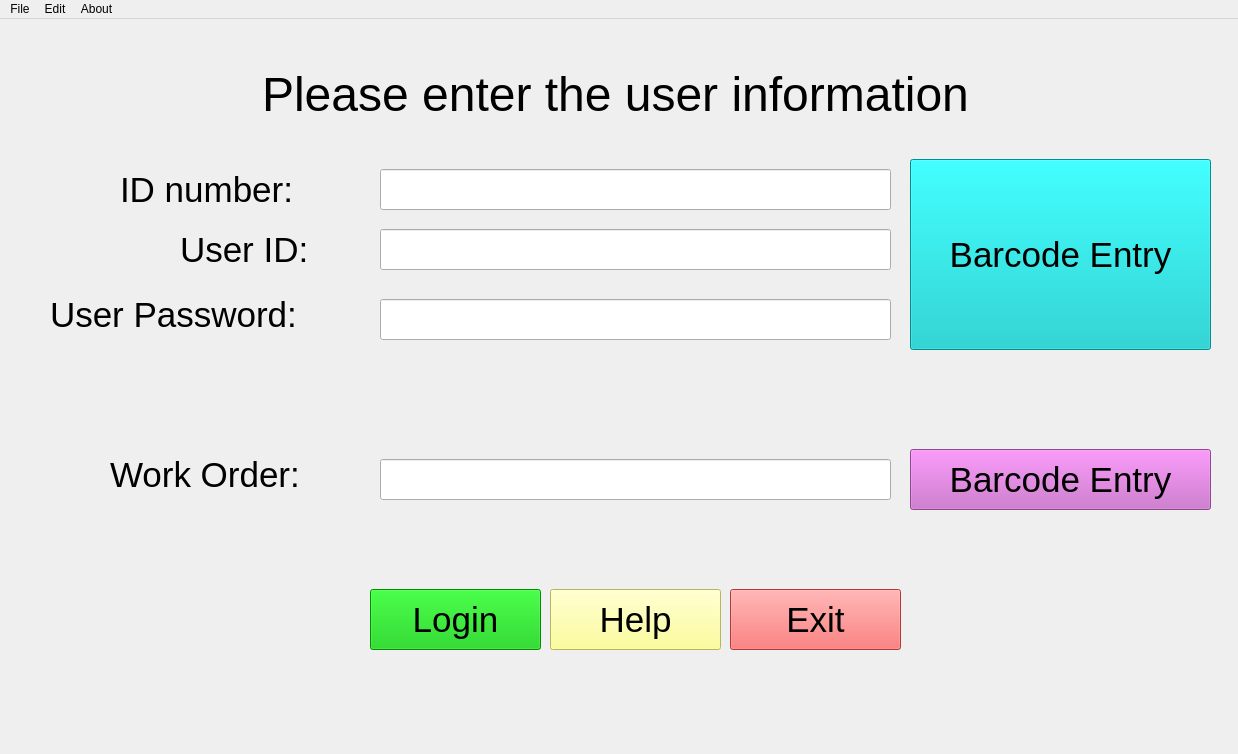
This is window/SBT_window.ui in JewellInstruments/Ruby_Program as Qt 5 draws it before an edit. The edited form follows.
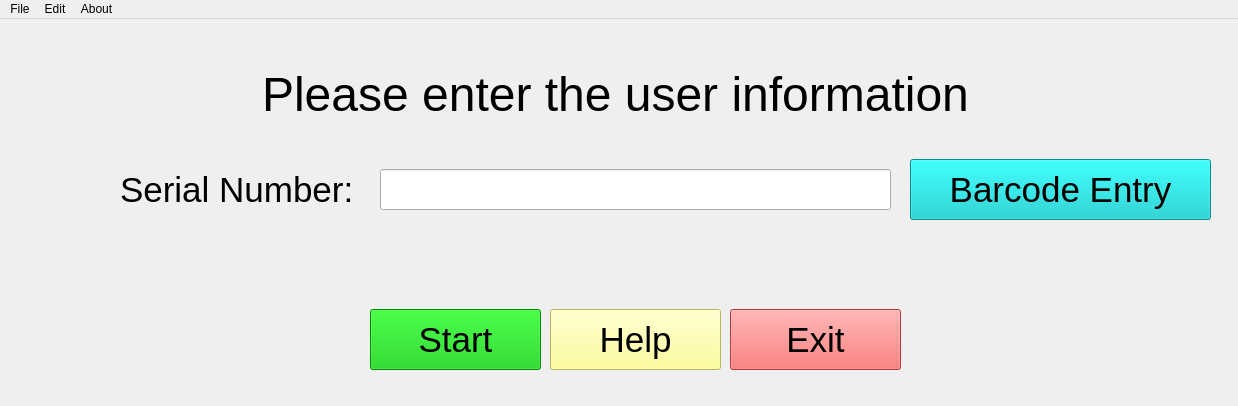
This is the edited form.

Commit message: Update main_window.cpython-310.pyc

Diff of the .ui file:
```diff
--- a/window/SBT_window.ui
+++ b/window/SBT_window.ui
@@ -7,7 +7,7 @@
     <x>0</x>
     <y>0</y>
     <width>1238</width>
-    <height>754</height>
+    <height>406</height>
    </rect>
   </property>
   <property name="windowTitle">
@@ -35,50 +35,11 @@
      <set>Qt::AlignCenter</set>
     </property>
    </widget>
-   <widget class="QLabel" name="label_11">
-    <property name="geometry">
-     <rect>
-      <x>50</x>
-      <y>270</y>
-      <width>301</width>
-      <height>51</height>
-     </rect>
-    </property>
-    <property name="font">
-     <font>
-      <pointsize>26</pointsize>
-     </font>
-    </property>
-    <property name="text">
-     <string>User Password:</string>
-    </property>
-   </widget>
-   <widget class="QLabel" name="label_12">
-    <property name="enabled">
-     <bool>true</bool>
-    </property>
-    <property name="geometry">
-     <rect>
-      <x>180</x>
-      <y>210</y>
-      <width>201</width>
-      <height>41</height>
-     </rect>
-    </property>
-    <property name="font">
-     <font>
-      <pointsize>26</pointsize>
-     </font>
-    </property>
-    <property name="text">
-     <string>User ID: </string>
-    </property>
-   </widget>
-   <widget class="QPushButton" name="login_pb">
+   <widget class="QPushButton" name="start_pb">
     <property name="geometry">
      <rect>
       <x>370</x>
-      <y>570</y>
+      <y>290</y>
       <width>171</width>
       <height>61</height>
      </rect>
@@ -92,14 +53,14 @@
      <string notr="true">background-color: rgb(0, 197, 0)</string>
     </property>
     <property name="text">
-     <string>Login</string>
+     <string>Start</string>
     </property>
    </widget>
    <widget class="QPushButton" name="help_pb">
     <property name="geometry">
      <rect>
       <x>550</x>
-      <y>570</y>
+      <y>290</y>
       <width>171</width>
       <height>61</height>
      </rect>
@@ -120,7 +81,7 @@
     <property name="geometry">
      <rect>
       <x>730</x>
-      <y>570</y>
+      <y>290</y>
       <width>171</width>
       <height>61</height>
      </rect>
@@ -137,85 +98,7 @@
      <string>Exit</string>
     </property>
    </widget>
-   <widget class="QLineEdit" name="username_le">
-    <property name="geometry">
-     <rect>
-      <x>380</x>
-      <y>210</y>
-      <width>511</width>
-      <height>41</height>
-     </rect>
-    </property>
-    <property name="font">
-     <font>
-      <pointsize>12</pointsize>
-     </font>
-    </property>
-    <property name="text">
-     <string/>
-    </property>
-   </widget>
-   <widget class="QLineEdit" name="password_le">
-    <property name="geometry">
-     <rect>
-      <x>380</x>
-      <y>280</y>
-      <width>511</width>
-      <height>41</height>
-     </rect>
-    </property>
-    <property name="font">
-     <font>
-      <pointsize>12</pointsize>
-     </font>
-    </property>
-    <property name="text">
-     <string/>
-    </property>
-    <property name="echoMode">
-     <enum>QLineEdit::Password</enum>
-    </property>
-   </widget>
-   <widget class="QLineEdit" name="work_order_le">
-    <property name="geometry">
-     <rect>
-      <x>380</x>
-      <y>440</y>
-      <width>511</width>
-      <height>41</height>
-     </rect>
-    </property>
-    <property name="font">
-     <font>
-      <pointsize>12</pointsize>
-     </font>
-    </property>
-    <property name="text">
-     <string/>
-    </property>
-    <property name="echoMode">
-     <enum>QLineEdit::Normal</enum>
-    </property>
-   </widget>
-   <widget class="QLabel" name="label_13">
-    <property name="geometry">
-     <rect>
-      <x>110</x>
-      <y>430</y>
-      <width>271</width>
-      <height>51</height>
-     </rect>
-    </property>
-    <property name="font">
-     <font>
-      <pointsize>26</pointsize>
-     </font>
-    </property>
-    <property name="text">
-     <string>Work Order:</string>
-    </property>
-   </widget>
-   <widget class="QPushButton" name="user_barcode_pb">
+   <widget class="QPushButton" name="sn_barcode_pb">
     <property name="enabled">
      <bool>true</bool>
     </property>
@@ -224,7 +107,7 @@
       <x>910</x>
       <y>140</y>
       <width>301</width>
-      <height>191</height>
+      <height>61</height>
      </rect>
     </property>
     <property name="font">
@@ -239,30 +122,6 @@
      <string>Barcode Entry</string>
     </property>
    </widget>
-   <widget class="QPushButton" name="work_order_barcode_pb">
-    <property name="enabled">
-     <bool>true</bool>
-    </property>
-    <property name="geometry">
-     <rect>
-      <x>910</x>
-      <y>430</y>
-      <width>301</width>
-      <height>61</height>
-     </rect>
-    </property>
-    <property name="font">
-     <font>
-      <pointsize>26</pointsize>
-     </font>
-    </property>
-    <property name="styleSheet">
-     <string notr="true">background-color: rgb(200, 100, 200)</string>
-    </property>
-    <property name="text">
-     <string>Barcode Entry</string>
-    </property>
-   </widget>
    <widget class="QLabel" name="label_14">
     <property name="enabled">
      <bool>true</bool>
@@ -281,7 +140,7 @@
      </font>
     </property>
     <property name="text">
-     <string>ID number: </string>
+     <string>Serial Number:</string>
     </property>
    </widget>
    <widget class="QLineEdit" name="ID_number_le">
```
Left out of the diff: 2 changed lines with no effect on the pictures. The commit also changes 1 other file.
